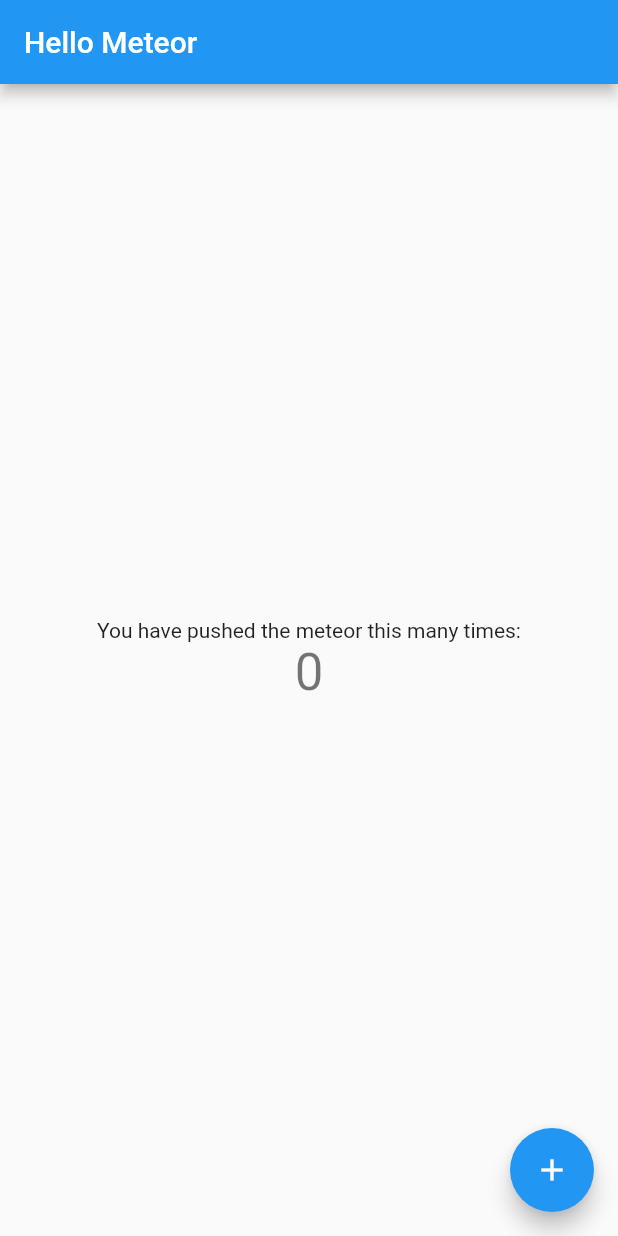
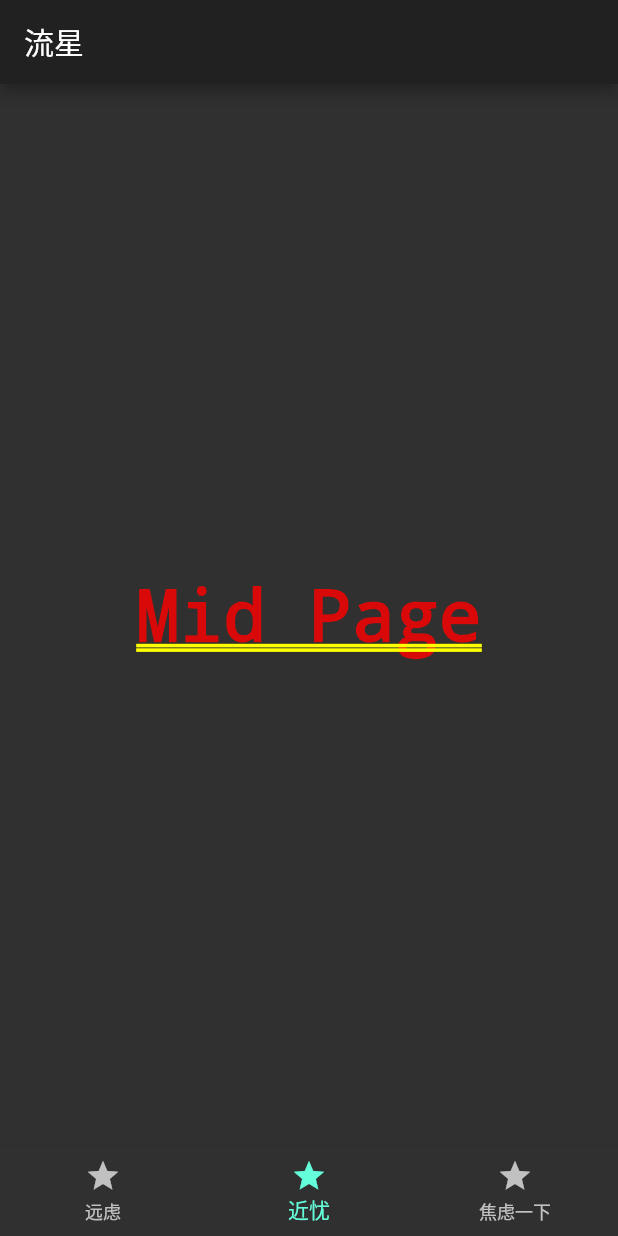
Before and after one commit to Sora-Shiro/Meteor, a Flutter app: the screen it shows after launch, on a phone screen of 412 x 824 dp. Run offline on Flutter 3.47's test engine with Material 2 defaults, Android fonts, the phone set to English and light mode, and no system bars.

Commit message:
Basic code v0.0.1

```diff
--- a/lib/main.dart
+++ b/lib/main.dart
@@ -1,109 +1,99 @@
 import 'package:flutter/material.dart';
+import 'package:meteor/left_page.dart';
+import 'package:meteor/mid_page.dart';
+import 'package:meteor/right_page.dart';
 
 void main() => runApp(new MyApp());
 
 class MyApp extends StatelessWidget {
-  // This widget is the root of your application.
   @override
   Widget build(BuildContext context) {
     return new MaterialApp(
-      title: 'Meteor',
+      title: 'Ryuusei',
       theme: new ThemeData(
-        // This is the theme of your application.
-        //
-        // Try running your application with "flutter run". You'll see the
-        // application has a blue toolbar. Then, without quitting the app, try
-        // changing the primarySwatch below to Colors.green and then invoke
-        // "hot reload" (press "r" in the console where you ran "flutter run",
-        // or press Run > Flutter Hot Reload in IntelliJ). Notice that the
-        // counter didn't reset back to zero; the application is not restarted.
-        primarySwatch: Colors.blue,
+          brightness: Brightness.dark
       ),
-      home: new MyHomePage(title: 'Hello Meteor'),
+      home: new MyHomePage(),
     );
   }
 }
 
 class MyHomePage extends StatefulWidget {
-  MyHomePage({Key key, this.title}) : super(key: key);
+  MyHomePage({Key key}) : super(key: key);
 
-  // This widget is the home page of your application. It is stateful, meaning
-  // that it has a State object (defined below) that contains fields that affect
-  // how it looks.
-
-  // This class is the configuration for the state. It holds the values (in this
-  // case the title) provided by the parent (in this case the App widget) and
-  // used by the build method of the State. Fields in a Widget subclass are
-  // always marked "final".
-
-  final String title;
 
   @override
   _MyHomePageState createState() => new _MyHomePageState();
 }
 
 class _MyHomePageState extends State<MyHomePage> {
-  int _counter = 0;
-
-  void _incrementCounter() {
-    setState(() {
-      // This call to setState tells the Flutter framework that something has
-      // changed in this State, which causes it to rerun the build method below
-      // so that the display can reflect the updated values. If we changed
-      // _counter without calling setState(), then the build method would not be
-      // called again, and so nothing would appear to happen.
-      _counter++;
-    });
-  }
+  int bottomIndex = 1;
 
   @override
   Widget build(BuildContext context) {
-    // This method is rerun every time setState is called, for instance as done
-    // by the _incrementCounter method above.
-    //
-    // The Flutter framework has been optimized to make rerunning build methods
-    // fast, so that you can just rebuild anything that needs updating rather
-    // than having to individually change instances of widgets.
     return new Scaffold(
         appBar: new AppBar(
-        // Here we take the value from the MyHomePage object that was created by
-        // the App.build method, and use it to set our appbar title.
-        title: new Text(widget.title),
+          title: new Text('流星'),
         ),
-      body: new Center(
-        // Center is a layout widget. It takes a single child and positions it
-        // in the middle of the parent.
-        child: new Column(
-          // Column is also layout widget. It takes a list of children and
-          // arranges them vertically. By default, it sizes itself to fit its
-          // children horizontally, and tries to be as tall as its parent.
-          //
-          // Invoke "debug paint" (press "p" in the console where you ran
-          // "flutter run", or select "Toggle Debug Paint" from the Flutter tool
-          // window in IntelliJ) to see the wireframe for each widget.
-          //
-          // Column has various properties to control how it sizes itself and
-          // how it positions its children. Here we use mainAxisAlignment to
-          // center the children vertically; the main axis here is the vertical
-          // axis because Columns are vertical (the cross axis would be
-          // horizontal).
-          mainAxisAlignment: MainAxisAlignment.center,
+        body: new Container(
+          padding: const EdgeInsets.all(2.0),
+          child: new Stack(
             children: <Widget>[
-            new Text(
-              'You have pushed the meteor this many times:',
+              new Offstage(
+                offstage: bottomIndex != 0,
+                child: new TickerMode(
+                  enabled: bottomIndex == 0,
+                  child: new MaterialApp(home: new LeftPage()),
                 ),
-            new Text(
-              '$_counter',
-              style: Theme.of(context).textTheme.display1,
+              ),
+              new Offstage(
+                offstage: bottomIndex != 1,
+                child: new TickerMode(
+                  enabled: bottomIndex == 1,
+                  child: new MaterialApp(home: new MidPage()),
+                ),
+              ),
+              new Offstage(
+                offstage: bottomIndex != 2,
+                child: new TickerMode(
+                  enabled: bottomIndex == 2,
+                  child: new MaterialApp(home: new RightPage()),
+                ),
               ),
             ],
           ),
         ),
-      floatingActionButton: new FloatingActionButton(
-        onPressed: _incrementCounter,
-        tooltip: 'Meteor Button',
-        child: new Icon(Icons.add),
-      ), // This trailing comma makes auto-formatting nicer for build methods.
+        bottomNavigationBar: new GestureDetector(
+          onTap: () {
+            setState(() {
+              //
+            });
+          },
+          child: new BottomNavigationBar(
+            currentIndex: bottomIndex,
+            items: [
+              new BottomNavigationBarItem(
+                icon: const Icon(Icons.star),
+                title: new Text('远虑'),
+              ),
+              new BottomNavigationBarItem(
+                icon: const Icon(Icons.star),
+                title: new Text('近忧'),
+              ),
+              new BottomNavigationBarItem(
+                icon: const Icon(Icons.star),
+                title: new Text('焦虑一下'),
+              )
+            ],
+            onTap: (int index) {
+              print(index);
+              setState(() {
+                this.bottomIndex = index;
+              });
+            },
+          ),
+        )
+
     );
   }
 }
--- /dev/null
+++ b/lib/mid_page.dart
@@ -0,0 +1,22 @@
+import 'package:flutter/material.dart';
+
+
+class MidPage extends StatefulWidget {
+
+  @override
+  _MidPageState createState() => new _MidPageState();
+
+}
+
+class _MidPageState extends State<MidPage> {
+  @override
+  Widget build(BuildContext context) {
+    return new Container(
+      child: new Center(
+        child: new Text(
+          "Mid Page"
+        )
+      ),
+    );
+  }
+}
```
Also changed, not shown: lib/left_page.dart (added, +25 -0 lines), lib/right_page.dart (added, +22 -0 lines). Lines whose indentation alone changed are shown as unchanged.
